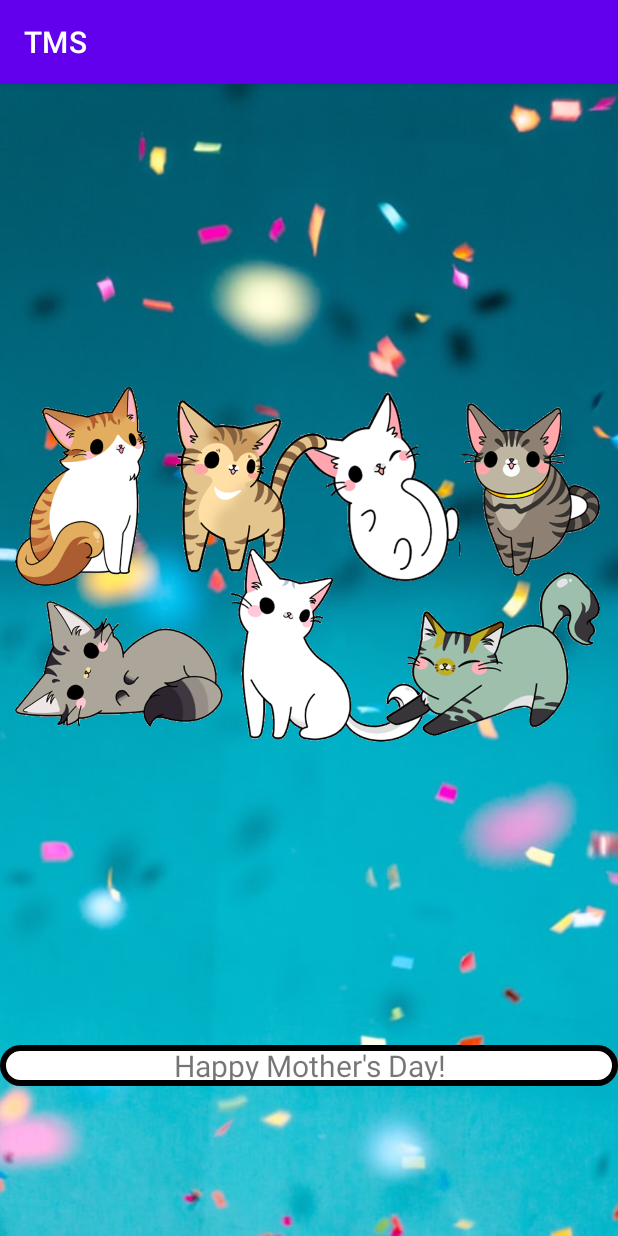
After one commit to stasenkots/TMS, an Android app: the CardActivity screen opened directly, with no data from a screen before it, on a phone screen of 412 x 824 dp. The commit adds this screen. Run offline under Robolectric (Android 15) with nearby library versions, the phone set to English and light mode, and no system bars; libraries missing offline, so code that uses them is left out: com.daimajia.androidanimations; 2 statements that could not run were skipped.

Commit message:
hw6 done

```diff
--- a/app/build.gradle
+++ b/app/build.gradle
@@ -28,6 +28,7 @@ android {
 }
 
 dependencies {
+    implementation 'com.google.android.material:material:1.2.1'
     implementation 'com.daimajia.androidanimations:library:2.4@aar'
     implementation 'androidx.navigation:navigation-fragment-ktx:2.3.0'
     implementation 'androidx.navigation:navigation-ui-ktx:2.3.0'
@@ -37,9 +38,9 @@ dependencies {
     implementation 'com.google.android.material:material:1.2.1'
     implementation fileTree(dir: "libs", include: ["*.jar"])
     implementation "org.jetbrains.kotlin:kotlin-stdlib:$kotlin_version"
-    implementation 'androidx.core:core-ktx:1.3.1'
+    implementation 'androidx.core:core-ktx:1.3.2'
     implementation 'androidx.appcompat:appcompat:1.2.0'
-    implementation 'androidx.constraintlayout:constraintlayout:2.0.1'
+    implementation 'androidx.constraintlayout:constraintlayout:2.0.2'
     testImplementation 'junit:junit:4.12'
     androidTestImplementation 'androidx.test.ext:junit:1.1.2'
     androidTestImplementation 'androidx.test.espresso:espresso-core:3.3.0'
--- a/app/src/main/java/com/example/tms/MainActivity.kt
+++ b/app/src/main/java/com/example/tms/MainActivity.kt
@@ -4,6 +4,7 @@ import android.content.Intent
 import androidx.appcompat.app.AppCompatActivity
 import android.os.Bundle
 import com.example.tms.FiveHW.FiveActivity
+import com.example.tms.SevenHW.SevenActivity
 import com.example.tms.SixHW.SixActivity
 import kotlinx.android.synthetic.main.activity_main.*
 
@@ -35,6 +36,10 @@ class MainActivity : AppCompatActivity() {
             val intent= Intent(this, SixActivity::class.java)
             startActivity(intent)
         }
+        button7.setOnClickListener {
+            val intent= Intent(this, SevenActivity::class.java)
+            startActivity(intent)
+        }
 
     }
 }
--- /dev/null
+++ b/app/src/main/java/com/example/tms/SevenHW/CardActivity.kt
@@ -0,0 +1,22 @@
+package com.example.tms.SevenHW
+
+import androidx.appcompat.app.AppCompatActivity
+import android.os.Bundle
+import com.daimajia.androidanimations.library.Techniques
+import com.daimajia.androidanimations.library.YoYo
+import com.example.tms.R
+import kotlinx.android.synthetic.main.activity_card.*
+
+class CardActivity : AppCompatActivity() {
+    override fun onCreate(savedInstanceState: Bundle?) {
+        super.onCreate(savedInstanceState)
+        setContentView(R.layout.activity_card)
+        overridePendingTransition(R.anim.enter,R.anim.exit)
+        YoYo.with(Techniques.ZoomIn)
+            .duration(20000)
+            .playOn(imageView_cats)
+        YoYo.with(Techniques.Wave)
+            .duration(20000)
+            .playOn(textView_happy_mothers_day)
+    }
+}
--- /dev/null
+++ b/app/src/main/res/anim/enter.xml
@@ -0,0 +1,6 @@
+<?xml version="1.0" encoding="utf-8"?>
+<set xmlns:android="http://schemas.android.com/apk/res/android">
+    <translate android:fromXDelta="100%"
+        android:toXDelta="0%"
+        android:duration="2000"/>
+</set>
--- /dev/null
+++ b/app/src/main/res/anim/exit.xml
@@ -0,0 +1,6 @@
+<?xml version="1.0" encoding="utf-8"?>
+<set xmlns:android="http://schemas.android.com/apk/res/android">
+    <translate android:fromXDelta="100%"
+        android:toXDelta="0%"
+        />
+</set>
--- /dev/null
+++ b/app/src/main/res/drawable/mothers_day_text_shape.xml
@@ -0,0 +1,7 @@
+<?xml version="1.0" encoding="utf-8"?>
+<shape xmlns:android="http://schemas.android.com/apk/res/android">
+    <solid android:color="#ffff"/>
+    <stroke android:color="@color/black"
+        android:width="4dp"/>
+    <corners android:radius="40dp"/>
+</shape>
--- /dev/null
+++ b/app/src/main/res/layout/activity_card.xml
@@ -0,0 +1,41 @@
+<?xml version="1.0" encoding="utf-8"?>
+<androidx.constraintlayout.widget.ConstraintLayout xmlns:android="http://schemas.android.com/apk/res/android"
+    xmlns:app="http://schemas.android.com/apk/res-auto"
+    xmlns:tools="http://schemas.android.com/tools"
+    android:layout_width="match_parent"
+    android:layout_height="match_parent"
+    tools:context=".SevenHW.CardActivity"
+    >
+    <ImageView
+        android:layout_width="match_parent"
+        android:layout_height="match_parent"
+        android:scaleType="centerCrop"
+        android:src="@drawable/back"
+        />
+    <TextView
+        android:id="@+id/textView_happy_mothers_day"
+        android:layout_width="match_parent"
+        android:layout_height="wrap_content"
+        android:text="Happy Mother's Day!"
+        android:textAlignment="center"
+        android:textSize="20sp"
+        android:background="@drawable/mothers_day_text_shape"
+        app:layout_constraintBottom_toBottomOf="parent"
+        android:layout_marginBottom="100dp"
+
+        />
+    <ImageView
+        android:id="@+id/imageView_cats"
+        android:layout_width="wrap_content"
+        android:layout_height="wrap_content"
+        android:src="@drawable/cats"
+        app:layout_constraintTop_toTopOf="parent"
+        app:layout_constraintStart_toStartOf="parent"
+        app:layout_constraintEnd_toEndOf="parent"
+
+
+        />
+
+
+
+</androidx.constraintlayout.widget.ConstraintLayout>
--- a/app/src/main/res/values/strings.xml
+++ b/app/src/main/res/values/strings.xml
@@ -34,4 +34,5 @@
     <string name="you_are_registered">You are registred!</string>
     <string name="ok">OK</string>
     <string name="sign_in">Sign In</string>
+    <string name="homework_7">Homework 7</string>
 </resources>
```
Also changed, not shown: app/src/main/java/com/example/tms/SevenHW/SevenActivity.kt (added, +19 -0 lines), app/src/main/res/layout/activity_main.xml (+7 -0 lines), app/src/main/res/layout/activity_seven.xml (added, +21 -0 lines), app/src/main/res/drawable/back.jpeg (added), app/src/main/res/drawable/cats.png (added).
